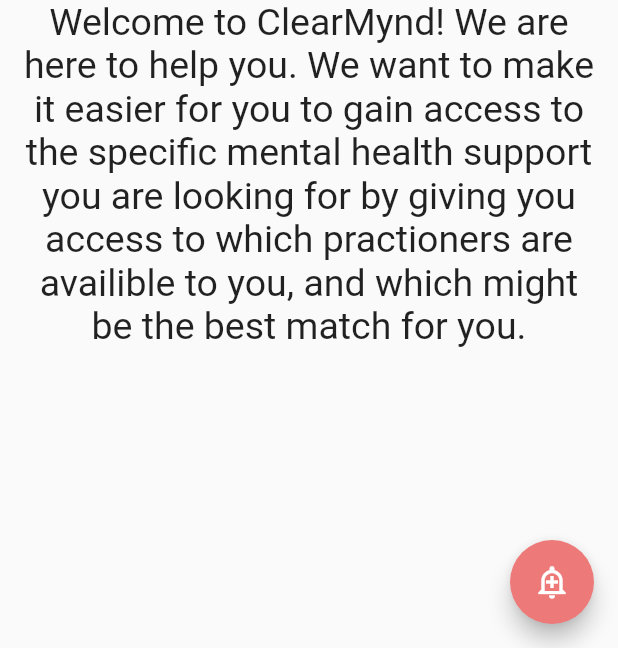
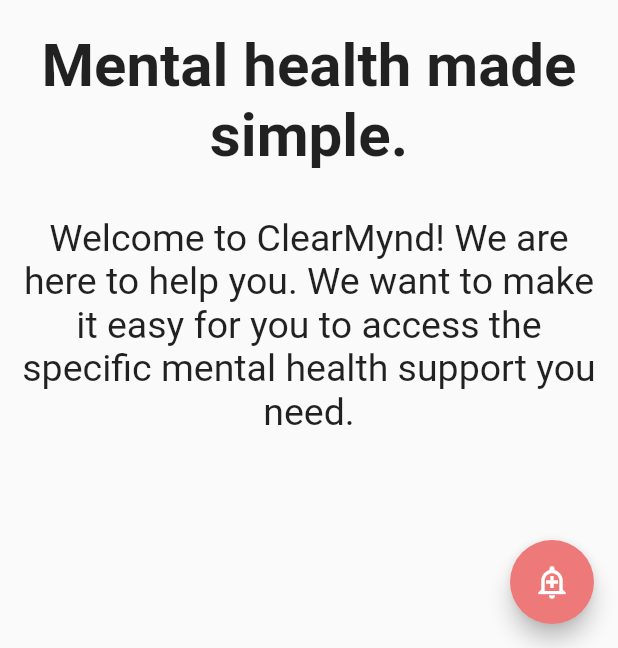
Before and after one commit to Milind220/CityHack22-DDD, a Flutter app: the screen it shows after launch, on a phone screen of 412 x 824 dp, the part 588-1236 px from its top. Run offline on Flutter 3.47's test engine with Material 2 defaults, Android fonts, the phone set to English and light mode, and no system bars; our stand-ins replace firebase_auth, firebase_core, google_fonts, google_sign_in, syncfusion_flutter_datepicker; missing offline and left inert: dart:ffi; accounts and stored records are empty.

Commit message:
milind changes

```diff
--- a/lib/components/circle_profile_picture.dart
+++ b/lib/components/circle_profile_picture.dart
@@ -20,7 +20,7 @@
       radius: innerRadius + borderThickness,
       child: CircleAvatar(
         radius: innerRadius,
-        backgroundImage: NetworkImage(imgUrl),
+        backgroundImage: AssetImage(imgUrl),
       ),
     );
   }
--- a/lib/components/prompt_text.dart
+++ b/lib/components/prompt_text.dart
@@ -10,7 +10,7 @@
   Widget build(BuildContext context) {
     return Text(
       _text,
-      style: c_PromptText,
+      style: kPromptText,
       textAlign: TextAlign.center,
     );
   }
--- a/lib/pages/landing_page.dart
+++ b/lib/pages/landing_page.dart
@@ -7,6 +7,7 @@
 import '../components/crisisbutton.dart';
 import '../constants.dart';
 import '../components/prompt_text.dart';
+import '/utils/consts.dart';
 
 class LandPage extends StatelessWidget {
   const LandPage({Key? key}) : super(key: key);
@@ -71,8 +72,21 @@
       child: (Column(
         children: [
           Image.asset('assets/images/png_logo.png'),
+          Padding(
+            padding: const EdgeInsets.fromLTRB(0, 20, 0, 30),
+            child: Center(
+              child: Text(
+                'Mental health made simple.',
+                textAlign: TextAlign.center,
+                style: TextStyle(
+                  fontSize: 40,
+                  fontWeight: FontWeight.bold,
+                ),
+              ),
+            ),
+          ),
           PromptText(
-              'Welcome to ClearMynd! We are here to help you. We want to make it easier for you to gain access to the specific mental health support you are looking for by giving you access to which practioners are availible to you, and which might be the best match for you.')
+              'Welcome to ClearMynd! We are here to help you. We want to make it easy for you to access the specific mental health support you need.')
         ],
       )),
     );
--- a/lib/pages/preferences.dart
+++ b/lib/pages/preferences.dart
@@ -66,7 +66,7 @@
               Image.asset('assets/images/pinpan_head.png'),
               Text(
                 'Are you ready to input your preferences now?',
-                style: c_PromptText,
+                style: kPromptText,
                 textAlign: TextAlign.center,
               ),
               NormalButton(
--- a/lib/utils/consts.dart
+++ b/lib/utils/consts.dart
@@ -1,6 +1,8 @@
 import 'package:flutter/material.dart';
+import 'package:google_fonts/google_fonts.dart';
 
-const TextStyle c_PromptText = TextStyle(
+final TextStyle kPromptText = TextStyle(
+  fontFamily: GoogleFonts.roboto().fontFamily,
   fontSize: 25,
 );
 
```
Also changed, not shown: lib/pages/doctor_profile.dart (+18 -17 lines).
